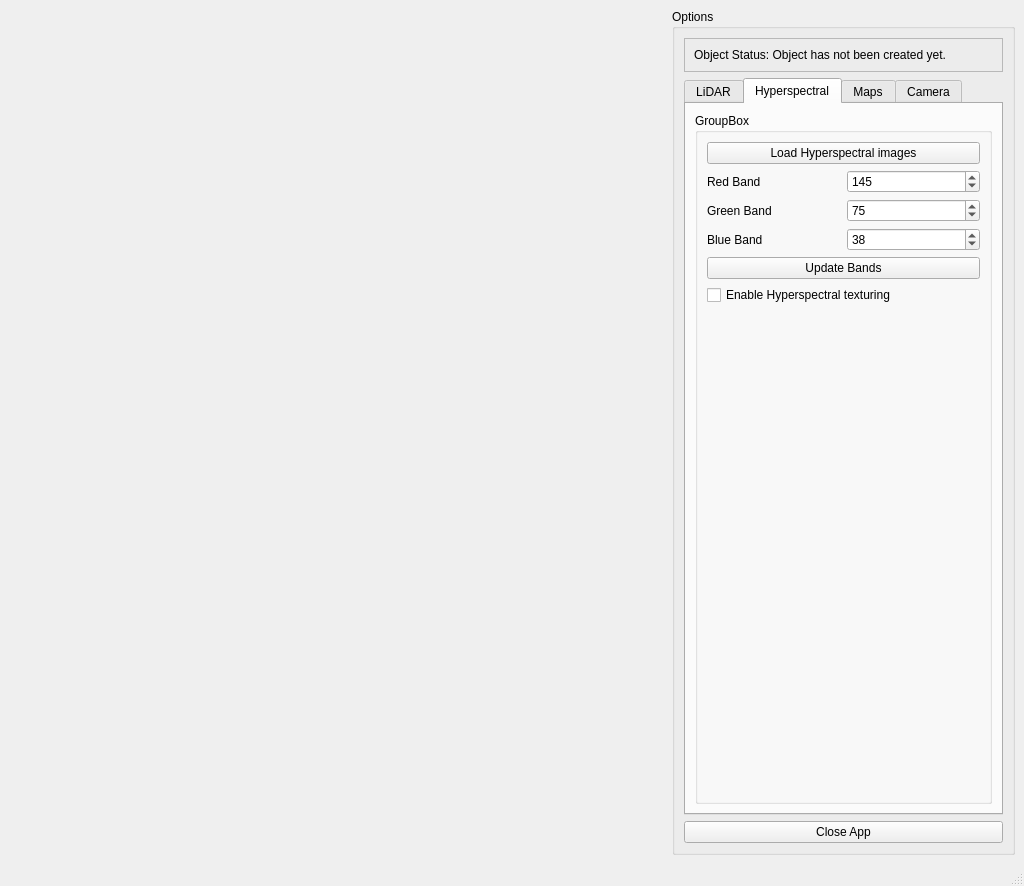
Art-n-MathS/DASOS, file ui/MainWindow.ui: the form before one commit.
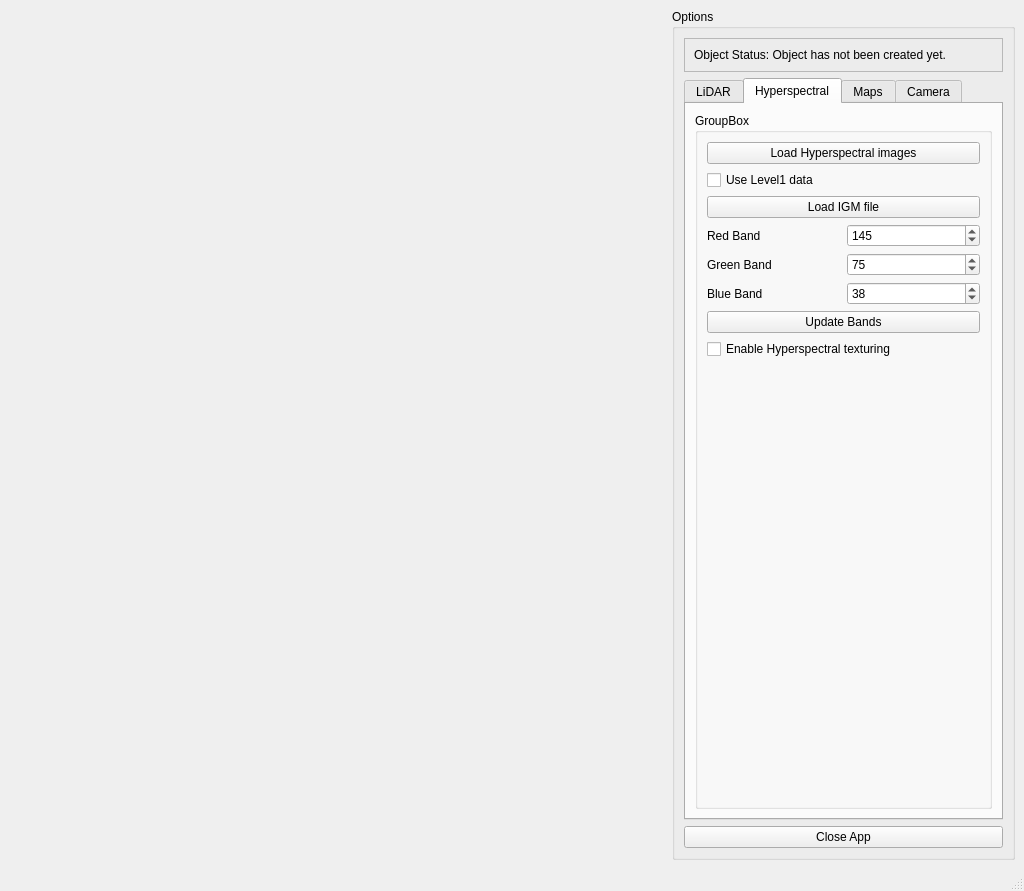
The form after the commit. The open tabs and pages were chosen to show the change.

What changed in the file:
```diff
--- a/ui/MainWindow.ui
+++ b/ui/MainWindow.ui
@@ -7,7 +7,7 @@
     <x>0</x>
     <y>0</y>
     <width>1024</width>
-    <height>886</height>
+    <height>891</height>
    </rect>
   </property>
   <property name="windowTitle">
@@ -367,7 +367,17 @@
               <string>GroupBox</string>
              </property>
              <layout class="QGridLayout" name="gridLayout_7">
-              <item row="2" column="0">
+              <item row="4" column="1">
+               <widget class="QSpinBox" name="m_sbBand1">
+                <property name="maximum">
+                 <number>252</number>
+                </property>
+                <property name="value">
+                 <number>145</number>
+                </property>
+               </widget>
+              </item>
+              <item row="4" column="0">
                <widget class="QLabel" name="label_10">
                 <property name="text">
                  <string>Red Band</string>
@@ -381,31 +391,21 @@
                 </property>
                </widget>
               </item>
-              <item row="2" column="1">
-               <widget class="QSpinBox" name="m_sbBand1">
-                <property name="maximum">
-                 <number>252</number>
-                </property>
-                <property name="value">
-                 <number>145</number>
-                </property>
-               </widget>
-              </item>
-              <item row="3" column="0">
+              <item row="5" column="0">
                <widget class="QLabel" name="label_11">
                 <property name="text">
                  <string>Green Band</string>
                 </property>
                </widget>
               </item>
-              <item row="4" column="0">
+              <item row="6" column="0">
                <widget class="QLabel" name="label_12">
                 <property name="text">
                  <string>Blue Band</string>
                 </property>
                </widget>
               </item>
-              <item row="4" column="1">
+              <item row="6" column="1">
                <widget class="QSpinBox" name="m_sbBand3">
                 <property name="maximum">
                  <number>252</number>
@@ -415,7 +415,7 @@
                 </property>
                </widget>
               </item>
-              <item row="3" column="1">
+              <item row="5" column="1">
                <widget class="QSpinBox" name="m_sbBand2">
                 <property name="maximum">
                  <number>252</number>
@@ -428,21 +428,21 @@
                 </property>
                </widget>
               </item>
-              <item row="5" column="0" colspan="2">
+              <item row="7" column="0" colspan="2">
                <widget class="QPushButton" name="m_updateBands">
                 <property name="text">
                  <string>Update Bands</string>
                 </property>
                </widget>
               </item>
-              <item row="6" column="0" colspan="2">
+              <item row="8" column="0" colspan="2">
                <widget class="QCheckBox" name="m_cbHyperTexture">
                 <property name="text">
                  <string>Enable Hyperspectral texturing</string>
                 </property>
                </widget>
               </item>
-              <item row="7" column="0" colspan="2">
+              <item row="9" column="0" colspan="2">
                <spacer name="verticalSpacer">
                 <property name="orientation">
                  <enum>Qt::Vertical</enum>
@@ -455,6 +455,20 @@
                 </property>
                </spacer>
               </item>
+              <item row="2" column="0" colspan="2">
+               <widget class="QCheckBox" name="m_cbUseLevel1Data">
+                <property name="text">
+                 <string>Use Level1 data</string>
+                </property>
+               </widget>
+              </item>
+              <item row="3" column="0" colspan="2">
+               <widget class="QPushButton" name="m_pbLoadIGM">
+                <property name="text">
+                 <string>Load IGM file</string>
+                </property>
+               </widget>
+              </item>
              </layout>
             </widget>
            </item>
```
Left out of the diff: 30 changed lines with no effect on the pictures.
